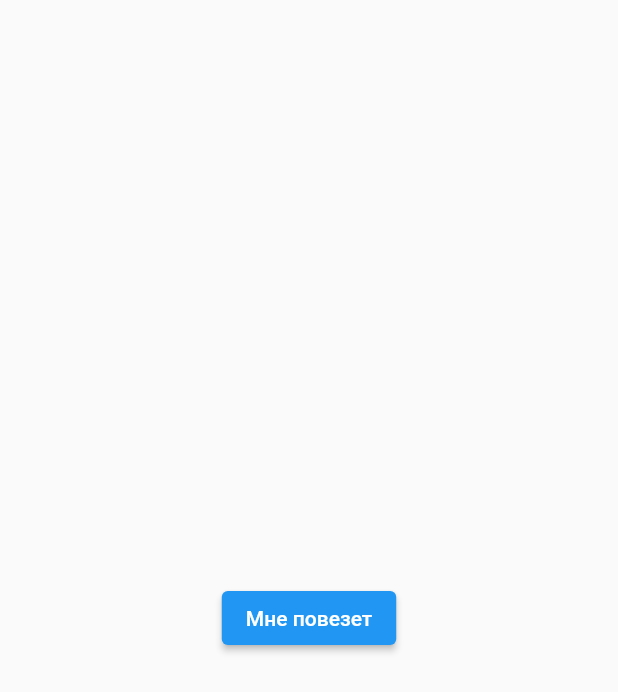
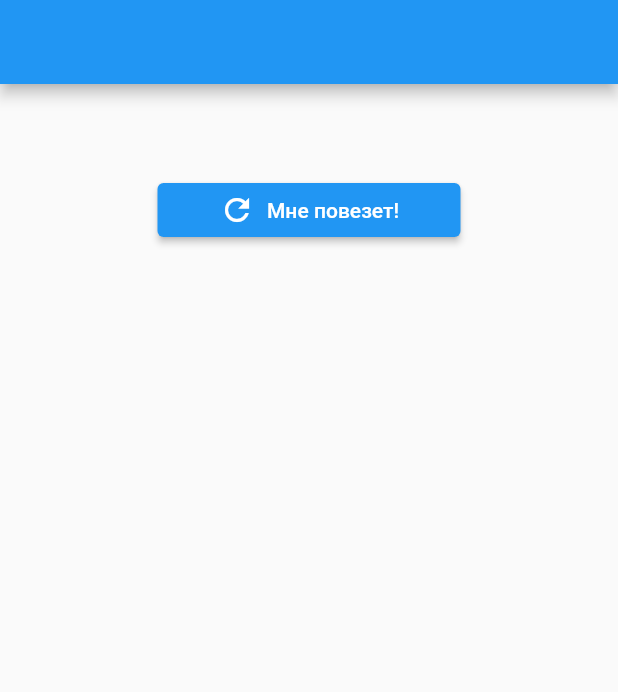
Before and after one commit to itgirlschool/mobile8_project3, a Flutter app: the screen it shows after launch, on a phone screen of 412 x 824 dp. Shown: the top 692 px of the screen. Run offline on Flutter 3.47's test engine with Material 2 defaults, Android fonts, the phone set to English and light mode, and no system bars.

Commit message:
StatefulWidget added

```diff
--- a/lib/main.dart
+++ b/lib/main.dart
@@ -14,18 +14,62 @@ class GifApp extends StatelessWidget {
     );
   }
 }
-class RandomScreen extends StatelessWidget {
+class RandomScreen extends StatefulWidget {
   const RandomScreen({super.key});
 
   @override
+  State<RandomScreen> createState() => _RandomScreenState();
+}
+
+class _RandomScreenState extends State<RandomScreen> {
+  @override
   Widget build(BuildContext context) {
     return Scaffold(
+      appBar: AppBar(
+      ),
       body: Center(
-        child: ElevatedButton(
-          child: Text('Мне повезет'),
-          onPressed: () {}
-          ),
+        child: Container(
+          width: double.infinity,
+          height: double.infinity,
+          padding: const EdgeInsets.fromLTRB(40, 10, 40, 40),
+          child: Column(
+            crossAxisAlignment: CrossAxisAlignment.center,
+            children: [
+              SizedBox(
+                height: 40,
+              ),
+              _buildSearchButton()
+            ],
+          )
+        ),
       ),
     );
   }
 }
+Widget _buildSearchButton() {
+    return Container(
+      padding: const EdgeInsets.fromLTRB(65, 10, 65, 10),
+      child: ElevatedButton(
+          onPressed: _refreshImage,
+          child: Row(
+            mainAxisAlignment: MainAxisAlignment.center,
+            children: [
+              Padding(
+                padding: const EdgeInsets.all(4.0),
+                child: Icon(Icons.refresh),
+              ),
+              Padding(
+                padding: const EdgeInsets.all(4.0),
+                child: Text("Мне повезет!"),
+              ),
+            ],
+          )),
+    );
+  }
+
+  void _refreshImage(){
+    setState(() {});
+  }
+
+  void setState(Null Function() param0) {
+  }
```
